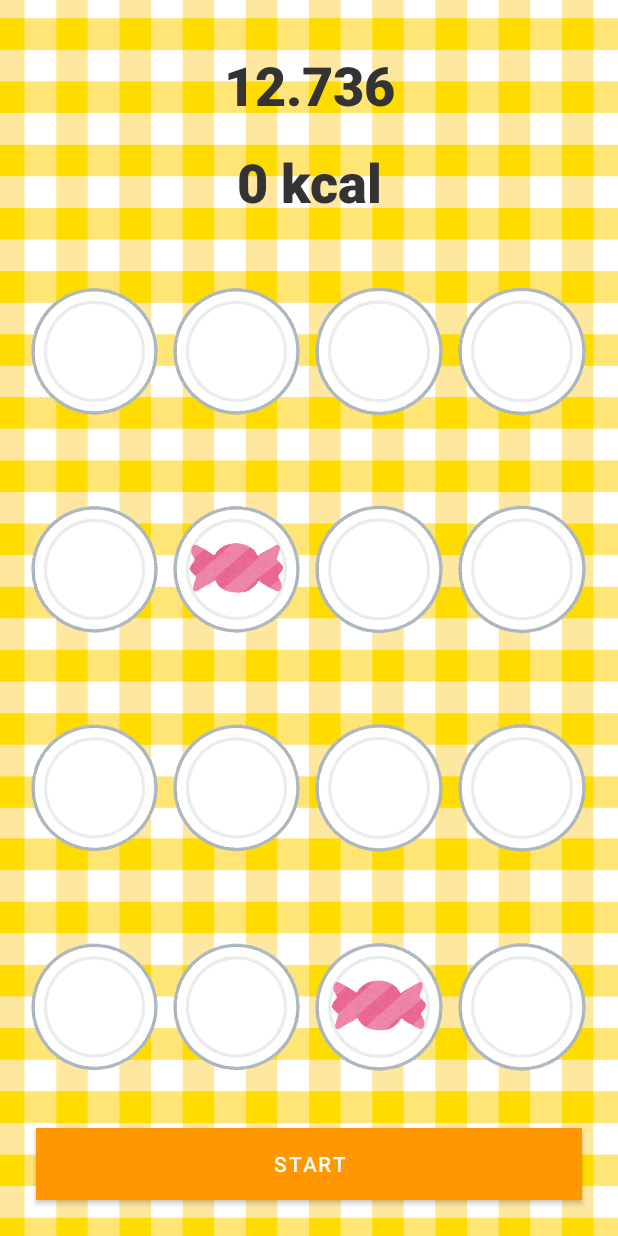
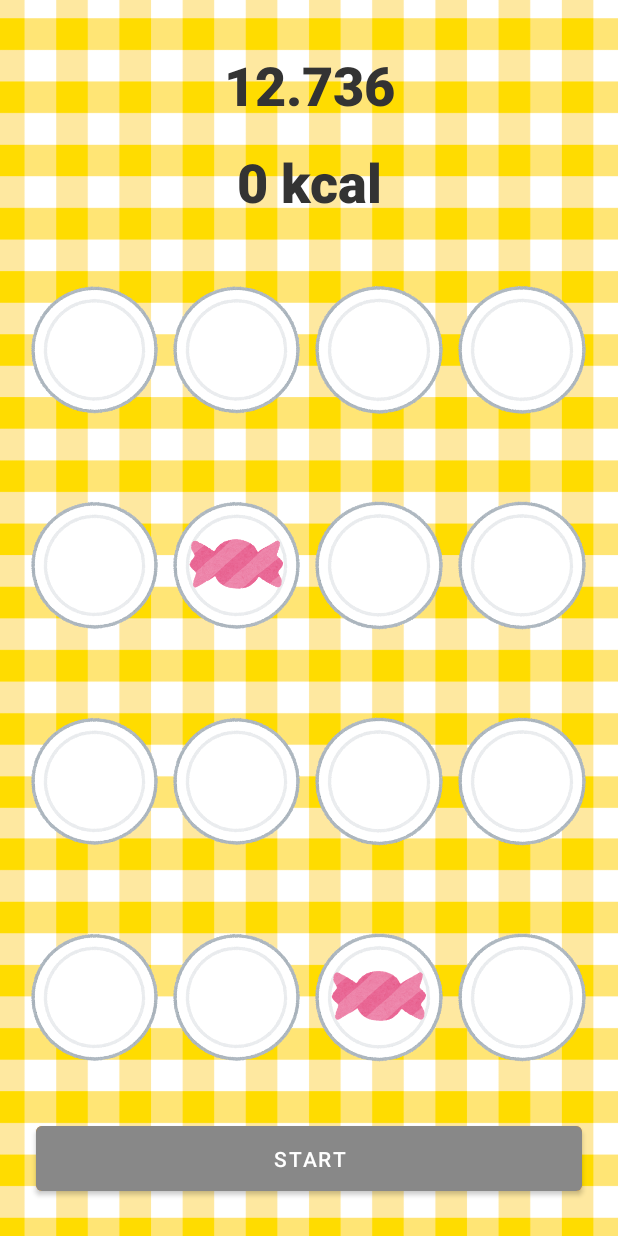
Before and after one commit to Kaito-Dogi/LA_Android_SweetsCatch, an Android app: the screen it shows after launch (MainActivity), after a tap on "START", on a phone screen of 412 x 824 dp. Run offline under Robolectric (Android 15) with nearby library versions, the phone set to English and light mode, and no system bars.

Commit message:
startButtonのbackgroundTintを変える処理を実装

```diff
--- a/app/build.gradle
+++ b/app/build.gradle
@@ -12,8 +12,8 @@ android {
         applicationId "app.doggy.sweetscatch"
         minSdkVersion 21
         targetSdkVersion 30
-        versionCode 1
-        versionName "1.0"
+        versionCode 2
+        versionName "1.1"
 
         testInstrumentationRunner "androidx.test.runner.AndroidJUnitRunner"
     }
--- a/app/src/main/java/app/doggy/sweetscatch/MainActivity.kt
+++ b/app/src/main/java/app/doggy/sweetscatch/MainActivity.kt
@@ -1,5 +1,6 @@
 package app.doggy.sweetscatch
 
+import android.content.res.ColorStateList
 import android.graphics.Color
 import android.os.Bundle
 import android.os.CountDownTimer
@@ -79,7 +80,7 @@ class MainActivity : AppCompatActivity() {
                 }
 
                 //スタートボタンを表示する。
-                startButton.setBackgroundColor(Color.parseColor("#FF9800"))
+                startButton.backgroundTintList = ColorStateList.valueOf(Color.parseColor("#FF9800"))
 
                 //残り時間を表示する。
                 timeText.text = dataFormat.format(TIME.toLong())
@@ -121,7 +122,7 @@ class MainActivity : AppCompatActivity() {
                     }
 
                     //ボタンの色を変更。
-                    startButton.setBackgroundColor(Color.GRAY)
+                    startButton.backgroundTintList = ColorStateList.valueOf(Color.GRAY)
 
                     //タイマーをスタート。
                     timer.start()
--- a/app/src/main/res/layout/activity_main.xml
+++ b/app/src/main/res/layout/activity_main.xml
@@ -215,8 +215,8 @@
         android:layout_width="match_parent"
         android:layout_height="wrap_content"
         android:layout_margin="8dp"
-        android:background="#FF9800"
-        android:padding="8dp"
+        android:backgroundTint="#FF9800"
+        android:padding="12dp"
         android:text="START" />
 
 </LinearLayout>
```
